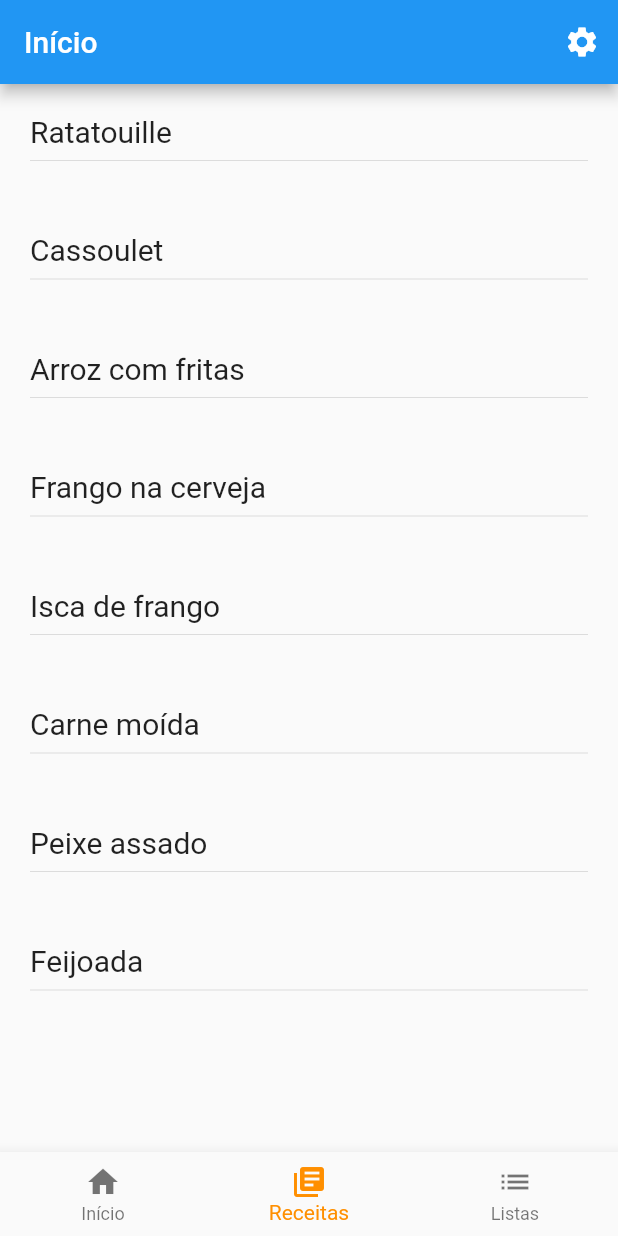
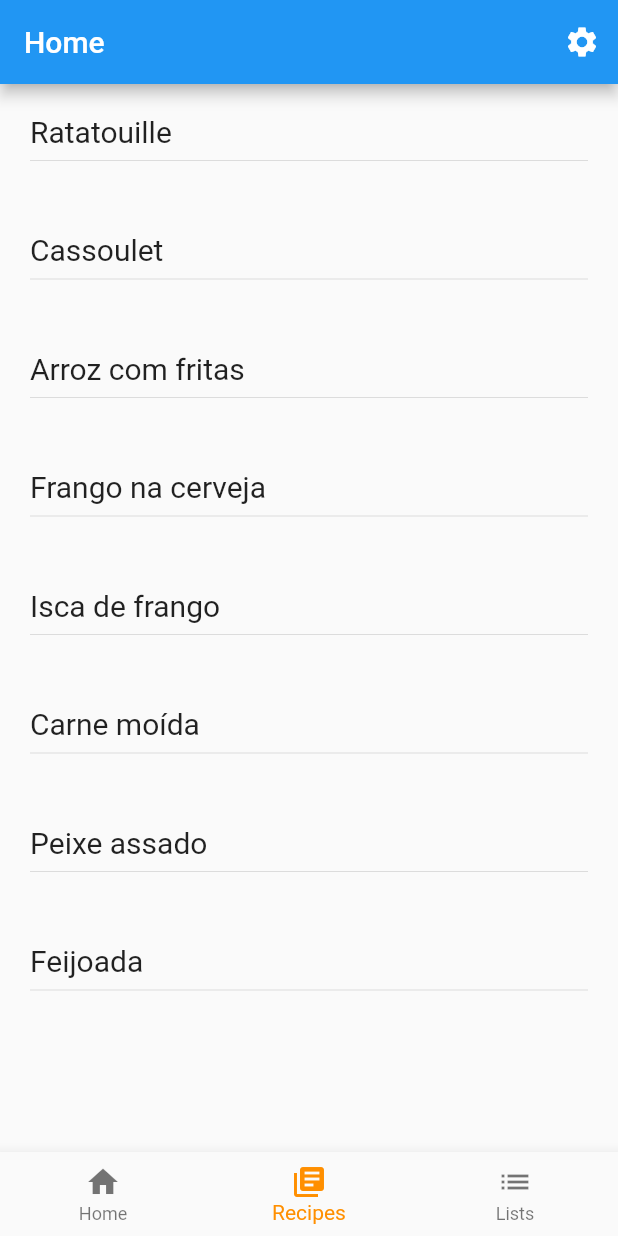
Before and after one commit to jpdejavite/rtg_app, a Flutter app: the screen it shows after launch, item 2 of the bottom bar chosen, on a phone screen of 412 x 824 dp. Run offline on Flutter 3.47's test engine with Material 2 defaults, Android fonts, the phone set to English and light mode, and no system bars; our stand-ins replace equatable, flutter_bloc; generated files the repository leaves out were written again.

Commit message:
feat: add i18n

```diff
--- /dev/null
+++ b/l10n.yaml
@@ -0,0 +1,3 @@
+arb-dir: lib/l10n
+template-arb-file: app_en.arb
+output-localization-file: app_localizations.dart
--- /dev/null
+++ b/lib/l10n/app_en.arb
@@ -0,0 +1,5 @@
+{
+  "home": "Home",
+  "recipes": "Recipes",
+  "lists": "Lists"
+}
--- /dev/null
+++ b/lib/l10n/app_pt.arb
@@ -0,0 +1,5 @@
+{
+  "home": "Início",
+  "recipes": "Receitas",
+  "lists": "Listas"
+}
--- a/lib/main.dart
+++ b/lib/main.dart
@@ -1,6 +1,9 @@
 import 'package:flutter/material.dart';
 import 'package:rtg_app/screens/home_screen.dart';
 import 'package:rtg_app/screens/welcome_screen.dart';
+
+import 'package:flutter_localizations/flutter_localizations.dart';
+import 'package:flutter_gen/gen_l10n/app_localizations.dart';
 
 void main() {
   runApp(RtgApp());
@@ -10,14 +13,20 @@
   @override
   Widget build(BuildContext context) {
     return MaterialApp(
+      localizationsDelegates: [
+        AppLocalizations.delegate,
+        GlobalMaterialLocalizations.delegate,
+        GlobalWidgetsLocalizations.delegate,
+        GlobalCupertinoLocalizations.delegate,
+      ],
+      supportedLocales: [
+        const Locale('en', ''),
+        const Locale('pt', 'BR'),
+      ],
       // theme: ThemeData.light().copyWith(
       //   textTheme: TextTheme(
       //     bodyText1: TextStyle(color: Colors.red),
       //   ),
-      // ),
-      // home: BlocProvider(
-      //   create: (context) => AlbumsBloc(albumsRepo: AlbumServices()),
-      //   child: AlbumsScreen(),
       // ),
       initialRoute: HomeScreen.id,
       routes: {
@@ -28,7 +37,6 @@
           return HomeScreen();
         }
       },
-      // home: MyHomePage(title: 'Flutter Demo Home Page'),
     );
   }
 }
--- a/lib/screens/home_screen.dart
+++ b/lib/screens/home_screen.dart
@@ -5,6 +5,7 @@
 import 'dart:developer';
 
 import 'package:rtg_app/widgets/recipes_list_widget.dart';
+import 'package:flutter_gen/gen_l10n/app_localizations.dart';
 
 class HomeScreen extends StatefulWidget {
   static String id = 'home_screen';
@@ -51,7 +52,7 @@
   Widget build(BuildContext context) {
     return Scaffold(
       appBar: AppBar(
-        title: Text('Início'),
+        title: Text(AppLocalizations.of(context).home),
         actions: [
           IconButton(
             icon: Icon(Icons.settings),
@@ -67,18 +68,18 @@
         child: _body(),
       ),
       bottomNavigationBar: BottomNavigationBar(
-        items: const <BottomNavigationBarItem>[
+        items: <BottomNavigationBarItem>[
           BottomNavigationBarItem(
             icon: Icon(Icons.home),
-            label: 'Início',
+            label: AppLocalizations.of(context).home,
           ),
           BottomNavigationBarItem(
             icon: Icon(Icons.library_books),
-            label: 'Receitas',
+            label: AppLocalizations.of(context).recipes,
           ),
           BottomNavigationBarItem(
             icon: Icon(Icons.list),
-            label: 'Listas',
+            label: AppLocalizations.of(context).lists,
           ),
         ],
         currentIndex: _selectedIndex,
```
Also changed, not shown: pubspec.yaml (+4 -9 lines), pubspec.lock, 1 other file.
